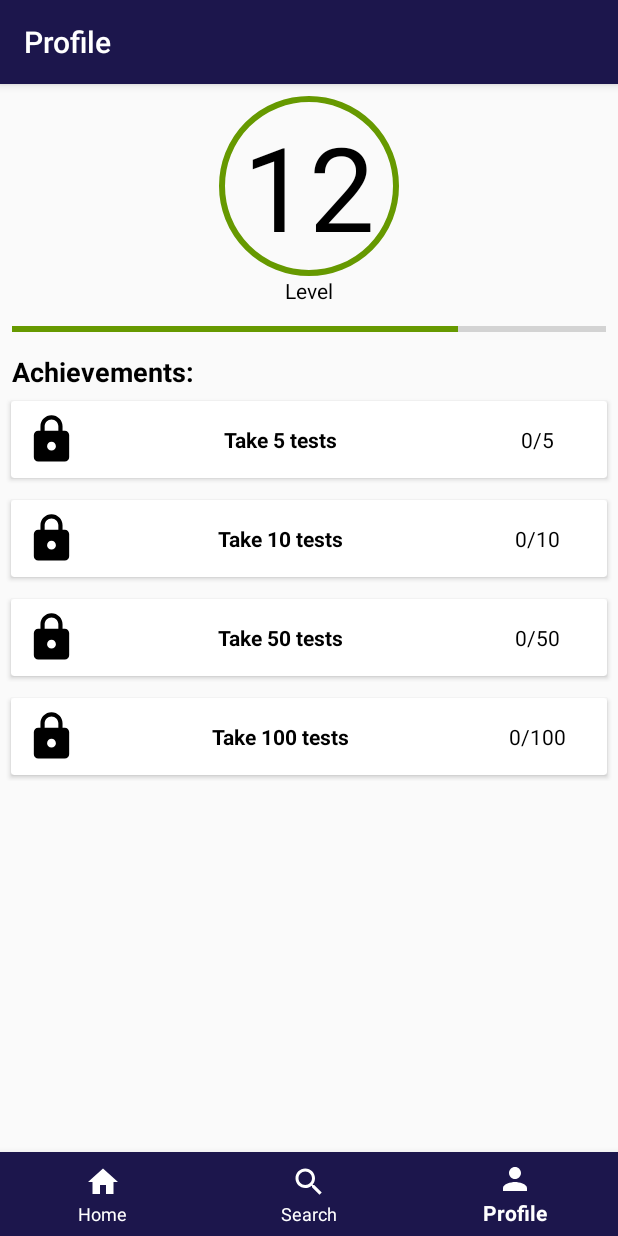
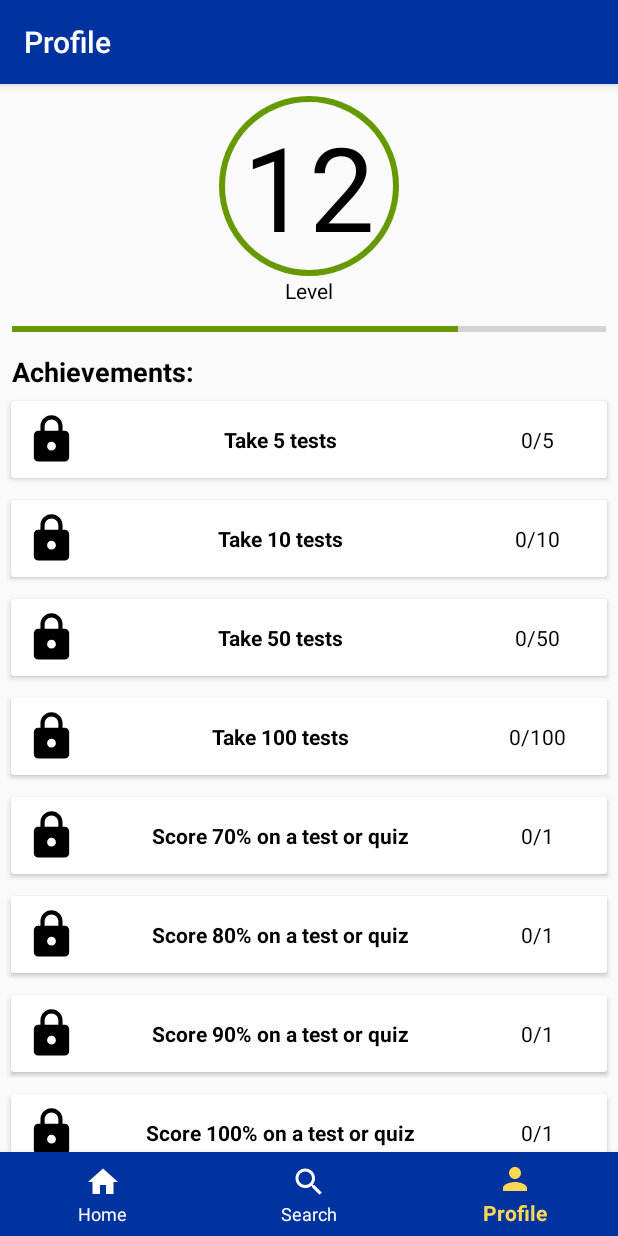
Before and after one commit to YousefHaggy/FBLA-Mobile-App, an Android app: the screen it shows after launch (MainActivity), item 3 of the bottom bar chosen, on a phone screen of 412 x 824 dp. Run offline under Robolectric (Android 15) with nearby library versions, the phone set to English and light mode, and no system bars; network calls fail; 16 statements that could not run were skipped.

Commit message:
more polish

```diff
--- a/app/src/main/java/com/yousefhaggy/fblamobileapp/Achievement.java
+++ b/app/src/main/java/com/yousefhaggy/fblamobileapp/Achievement.java
@@ -5,15 +5,25 @@ public class Achievement {
     public int progress;
     public int max;
     public String description;
+    //Constructor for count based achievements
     public Achievement(String description,int progress,int max){
         this.max=max;
         this.progress=progress;
         this.description=description;
+        //If progress > max (for count based achievements) set earned as true
         if(progress>=max)
         {
             isEarned=true;
             this.progress=max;
         }
     }
+    //Constructor for Yes/No achievements
+    public Achievement(String description,boolean isEarned){
+        this.max=1;
+        this.progress= isEarned ? 1:0;
+        this.description=description;
+        this.isEarned=isEarned;
+    }
+
 
 }
--- a/app/src/main/java/com/yousefhaggy/fblamobileapp/MainActivity.java
+++ b/app/src/main/java/com/yousefhaggy/fblamobileapp/MainActivity.java
@@ -8,6 +8,8 @@ import android.support.design.widget.BottomNavigationView;
 import android.support.v4.app.DialogFragment;
 import android.support.v4.app.Fragment;
 import android.support.v4.app.FragmentTransaction;
+import android.support.v4.content.ContextCompat;
+import android.support.v4.graphics.drawable.DrawableCompat;
 import android.support.v7.app.AppCompatActivity;
 import android.os.Bundle;
 import android.support.v7.widget.Toolbar;
@@ -35,9 +37,6 @@ public class MainActivity extends AppCompatActivity {
             public boolean onNavigationItemSelected(@NonNull MenuItem menuItem) {
                 //When a menu item is selected, display the corresponding page
                 DisplayFrame(menuItem.getItemId());
-                Drawable menuIcon=(Drawable)menuItem.getIcon();
-                menuIcon.mutate();
-                menuIcon.setColorFilter(Color.RED, PorterDuff.Mode.SRC_ATOP);
                 return true;
             }
         });
--- a/app/src/main/java/com/yousefhaggy/fblamobileapp/ProfilePage.java
+++ b/app/src/main/java/com/yousefhaggy/fblamobileapp/ProfilePage.java
@@ -43,11 +43,18 @@ public class ProfilePage extends Fragment {
         levelInfo=databaseHelper.getLevelInfo();
         achievementStats=databaseHelper.getAchievementStats();
         databaseHelper.close();
+        achievementList.clear();
         achievementList.add(new Achievement("Take 5 tests",achievementStats.get("NumberOfTestsTaken"),5));
         achievementList.add(new Achievement("Take 10 tests",achievementStats.get("NumberOfTestsTaken"),10));
         achievementList.add(new Achievement("Take 50 tests",achievementStats.get("NumberOfTestsTaken"),50));
         achievementList.add(new Achievement("Take 100 tests",achievementStats.get("NumberOfTestsTaken"),100));
-
+        achievementList.add(new Achievement("Score 70% on a test or quiz",achievementStats.get("HighestTestScore")>=70));
+        achievementList.add(new Achievement("Score 80% on a test or quiz",achievementStats.get("HighestTestScore")>=80));
+        achievementList.add(new Achievement("Score 90% on a test or quiz",achievementStats.get("HighestTestScore")>=90));
+        achievementList.add(new Achievement("Score 100% on a test or quiz",achievementStats.get("HighestTestScore")==100));
+        achievementList.add(new Achievement("Take tests from 5 different categories",achievementStats.get("NumberOfCategories"),5));
+        achievementList.add(new Achievement("Take tests from 10 different categories",achievementStats.get("NumberOfCategories"),10));
+        achievementList.add(new Achievement("Take tests from 20 different categories",achievementStats.get("NumberOfCategories"),20));
         return inflater.inflate(R.layout.profile_page, container, false);
 
 
--- /dev/null
+++ b/app/src/main/res/drawable/bottom_navigation_selector.xml
@@ -0,0 +1,5 @@
+<?xml version="1.0" encoding="utf-8"?>
+<selector xmlns:android="http://schemas.android.com/apk/res/android">
+    <item android:state_checked="true" android:color="@color/fblagold"  />
+    <item android:color="@color/white"  />
+</selector>
--- a/app/src/main/res/layout/activity_main.xml
+++ b/app/src/main/res/layout/activity_main.xml
@@ -5,33 +5,33 @@
     android:layout_width="match_parent"
     android:layout_height="match_parent"
     tools:context=".MainActivity">
+
     <android.support.v7.widget.Toolbar
         android:id="@+id/toolbar"
         android:layout_width="match_parent"
         android:layout_height="?attr/actionBarSize"
         android:background="?attr/colorPrimary"
-
         android:elevation="4dp"
         android:theme="@style/AppTheme.AppBarOverlay"
-       app:popupTheme="@style/AppTheme.PopupOverlay"/>
+        app:popupTheme="@style/AppTheme.PopupOverlay" />
+
     <FrameLayout
         android:id="@+id/container"
         android:layout_width="match_parent"
-    android:layout_height="match_parent"
-/>
+        android:layout_height="match_parent" />
+
     <android.support.design.widget.BottomNavigationView
         android:id="@+id/navigationView"
+        android:layout_width="match_parent"
         android:layout_height="wrap_content"
-       android:layout_width="match_parent"
         android:layout_marginEnd="0dp"
         android:layout_marginStart="0dp"
         android:background="?android:attr/windowBackground"
+        app:itemBackground="@color/colorPrimary"
+        app:itemIconTint="@drawable/bottom_navigation_selector"
+        app:itemTextColor="@drawable/bottom_navigation_selector"
         app:layout_constraintBottom_toBottomOf="parent"
         app:layout_constraintLeft_toLeftOf="parent"
         app:layout_constraintRight_toRightOf="parent"
-       app:itemBackground="@color/colorPrimary"
-       app:itemIconTint="@color/white"
-       app:itemTextColor="@color/white"
-       app:menu="@menu/navigation"
-       />
+        app:menu="@menu/navigation" />
 </android.support.constraint.ConstraintLayout>
--- a/app/src/main/res/layout/home_page.xml
+++ b/app/src/main/res/layout/home_page.xml
@@ -5,15 +5,6 @@
     android:layout_width="match_parent"
     android:layout_height="match_parent">
 
-    <android.support.design.widget.FloatingActionButton
-        android:id="@+id/floatingActionButton"
-        android:layout_width="wrap_content"
-        android:layout_height="wrap_content"
-        android:layout_gravity="end|bottom"
-        android:clickable="true"
-        app:backgroundTint="@color/colorPrimaryDark"
-        app:srcCompat="@drawable/ic_help_blue_24dp"
-        app:layout_anchor="@id/relativeLayout"/>
 
     <ScrollView xmlns:android="http://schemas.android.com/apk/res/android"
         xmlns:app="http://schemas.android.com/apk/res-auto"
@@ -55,4 +46,12 @@
         </LinearLayout>
     </ScrollView>
 
+    <android.support.design.widget.FloatingActionButton
+        android:id="@+id/floatingActionButton"
+        android:layout_width="wrap_content"
+        android:layout_height="wrap_content"
+        android:layout_gravity="bottom|end"
+        android:clickable="true"
+        app:backgroundTint="@color/colorPrimaryDark"
+        app:srcCompat="@drawable/ic_help_blue_24dp" />
 </RelativeLayout>
--- a/app/src/main/res/layout/profile_page.xml
+++ b/app/src/main/res/layout/profile_page.xml
@@ -7,7 +7,8 @@
     android:layout_height="match_parent"
     android:orientation="vertical"
     android:gravity="center_horizontal"
-    android:layout_marginTop="?attr/actionBarSize">
+    android:layout_marginTop="?attr/actionBarSize"
+    android:layout_marginBottom="?attr/actionBarSize">
 
 
     <TextView
--- a/app/src/main/res/layout/test_and_category_history_card.xml
+++ b/app/src/main/res/layout/test_and_category_history_card.xml
@@ -25,9 +25,11 @@
                 android:layout_marginEnd="8dp"
                 android:layout_marginStart="8dp"
                 android:layout_marginTop="8dp"
+                android:layout_marginBottom="8dp"
                 android:layout_weight=".7"
+                android:layout_gravity="center_vertical"
                 android:text="Economics 2012"
-                android:textSize="24sp" />
+                android:textSize="18sp" />
 
             <LinearLayout
                 android:layout_width="0dp"
--- a/app/src/main/res/values/colors.xml
+++ b/app/src/main/res/values/colors.xml
@@ -1,7 +1,7 @@
 <?xml version="1.0" encoding="utf-8"?>
 <resources>
-    <color name="colorPrimary">#1c164c</color>
-    <color name="colorPrimaryDark">#303F9F</color>
+    <color name="colorPrimary">#0033a0</color>
+    <color name="colorPrimaryDark">#0033a0</color>
     <color name="colorAccent">#FF4081</color>
     <color name="white">#FFFFFF</color>
     <color name="black">#000000</color>
--- a/app/src/main/res/values/styles.xml
+++ b/app/src/main/res/values/styles.xml
@@ -1,7 +1,7 @@
 <resources>
 
     <!-- Base application theme. -->
-    <style name="AppTheme" parent="@style/Theme.AppCompat.Light.NoActionBar">
+    <style name="AppTheme" parent="Theme.AppCompat.Light.NoActionBar">
         <!-- Customize your theme here. -->
         <item name="colorPrimary">@color/colorPrimary</item>
         <item name="colorPrimaryDark">@color/colorPrimaryDark</item>
@@ -12,7 +12,10 @@
       <item name="android:textColorPrimary">@color/white</item>
     </style>
 
-    <style name="AppTheme.AppBarOverlay" parent="ThemeOverlay.AppCompat.Dark.ActionBar" />
+    <style name="AppTheme.AppBarOverlay" parent="ThemeOverlay.AppCompat.Dark.ActionBar">
 
-    <style name="AppTheme.PopupOverlay" parent="ThemeOverlay.AppCompat.Light" />
+    </style>
+
+    <style name="AppTheme.PopupOverlay" parent="ThemeOverlay.AppCompat.Light">
+    </style>
 </resources>
```
Lines whose indentation alone changed are shown as unchanged.
